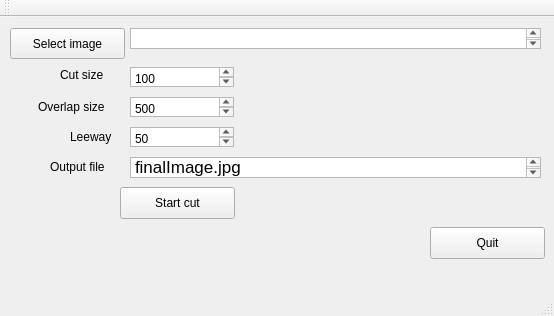
The window that mainwindow.ui (andrewmacquarrie/Gui360) describes before a commit, drawn with Qt 5.
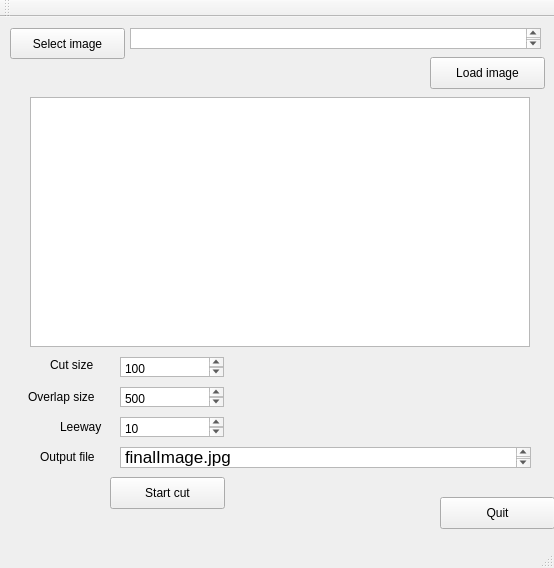
The same window after the commit. Custom widgets are drawn as their Qt base class.

Commit message: adding graphics view that can accept mouse clicks - can now get x,y pos of click on image

The edit to the form file:
```diff
--- a/mainwindow.ui
+++ b/mainwindow.ui
@@ -7,7 +7,7 @@
     <x>0</x>
     <y>0</y>
     <width>554</width>
-    <height>316</height>
+    <height>568</height>
    </rect>
   </property>
   <property name="windowTitle">
@@ -40,8 +40,8 @@
    <widget class="QPushButton" name="pushButton">
     <property name="geometry">
      <rect>
-      <x>430</x>
-      <y>210</y>
+      <x>440</x>
+      <y>480</y>
       <width>115</width>
       <height>32</height>
      </rect>
@@ -53,8 +53,8 @@
    <widget class="QPlainTextEdit" name="cutSizeEdit">
     <property name="geometry">
      <rect>
-      <x>130</x>
-      <y>50</y>
+      <x>120</x>
+      <y>340</y>
       <width>104</width>
       <height>20</height>
      </rect>
@@ -66,8 +66,8 @@
    <widget class="QPlainTextEdit" name="overlapSizeEdit">
     <property name="geometry">
      <rect>
-      <x>130</x>
-      <y>80</y>
+      <x>120</x>
+      <y>370</y>
       <width>104</width>
       <height>20</height>
      </rect>
@@ -79,8 +79,8 @@
    <widget class="QLabel" name="label">
     <property name="geometry">
      <rect>
-      <x>60</x>
-      <y>50</y>
+      <x>50</x>
+      <y>340</y>
       <width>59</width>
       <height>16</height>
      </rect>
@@ -92,8 +92,8 @@
    <widget class="QLabel" name="label_2">
     <property name="geometry">
      <rect>
-      <x>38</x>
-      <y>80</y>
+      <x>28</x>
+      <y>370</y>
       <width>81</width>
       <height>20</height>
      </rect>
@@ -105,8 +105,8 @@
    <widget class="QPushButton" name="startButton">
     <property name="geometry">
      <rect>
-      <x>120</x>
-      <y>170</y>
+      <x>110</x>
+      <y>460</y>
       <width>115</width>
       <height>32</height>
      </rect>
@@ -118,8 +118,8 @@
    <widget class="QTextEdit" name="outputFilenameEdit">
     <property name="geometry">
      <rect>
-      <x>130</x>
-      <y>140</y>
+      <x>120</x>
+      <y>430</y>
       <width>411</width>
       <height>21</height>
      </rect>
@@ -135,8 +135,8 @@
    <widget class="QLabel" name="label_3">
     <property name="geometry">
      <rect>
-      <x>50</x>
-      <y>140</y>
+      <x>40</x>
+      <y>430</y>
       <width>71</width>
       <height>20</height>
      </rect>
@@ -148,8 +148,8 @@
    <widget class="QLabel" name="label_4">
     <property name="geometry">
      <rect>
-      <x>70</x>
-      <y>110</y>
+      <x>60</x>
+      <y>400</y>
       <width>51</width>
       <height>20</height>
      </rect>
@@ -161,14 +161,37 @@
    <widget class="QPlainTextEdit" name="leewayEdit">
     <property name="geometry">
      <rect>
-      <x>130</x>
-      <y>110</y>
+      <x>120</x>
+      <y>400</y>
       <width>104</width>
       <height>20</height>
      </rect>
     </property>
     <property name="plainText">
-     <string>50</string>
+     <string>10</string>
+    </property>
+   </widget>
+   <widget class="MouseQGraphicsView" name="graphicsView">
+    <property name="geometry">
+     <rect>
+      <x>30</x>
+      <y>80</y>
+      <width>500</width>
+      <height>250</height>
+     </rect>
+    </property>
+   </widget>
+   <widget class="QPushButton" name="loadImageButton">
+    <property name="geometry">
+     <rect>
+      <x>430</x>
+      <y>40</y>
+      <width>115</width>
+      <height>32</height>
+     </rect>
+    </property>
+    <property name="text">
+     <string>Load image</string>
     </property>
    </widget>
   </widget>
@@ -193,6 +216,13 @@
   <widget class="QStatusBar" name="statusBar"/>
  </widget>
  <layoutdefault spacing="6" margin="11"/>
+ <customwidgets>
+  <customwidget>
+   <class>MouseQGraphicsView</class>
+   <extends>QGraphicsView</extends>
+   <header>mouseqgraphicsview.h</header>
+  </customwidget>
+ </customwidgets>
  <resources/>
  <connections/>
 </ui>
```
The commit also changes 9 other files.
